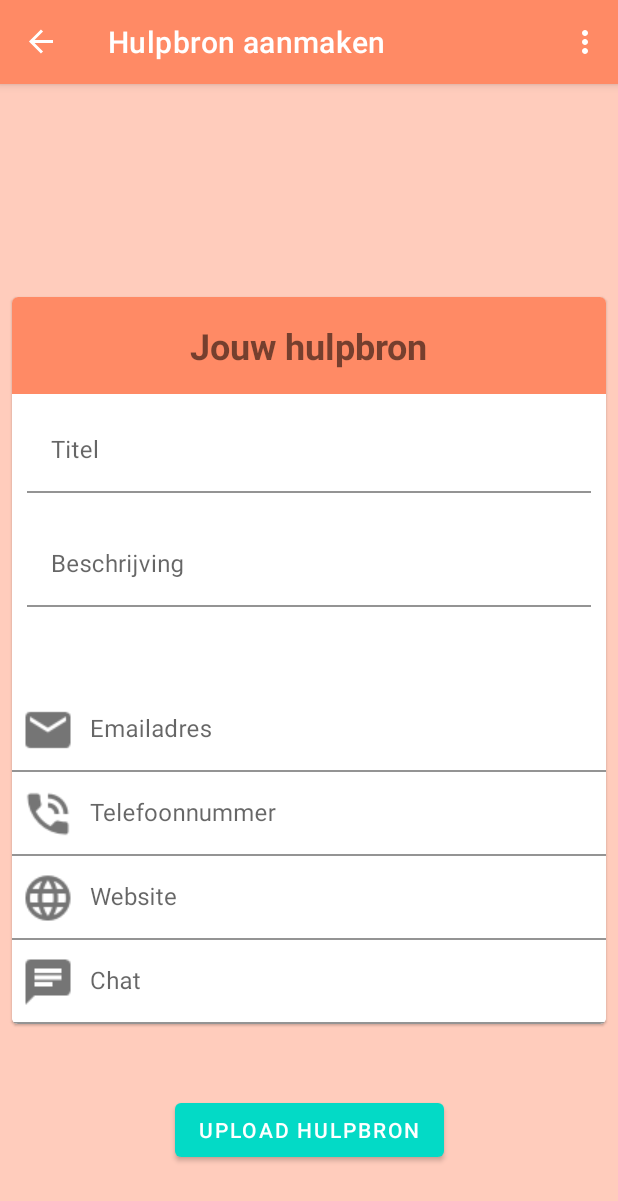
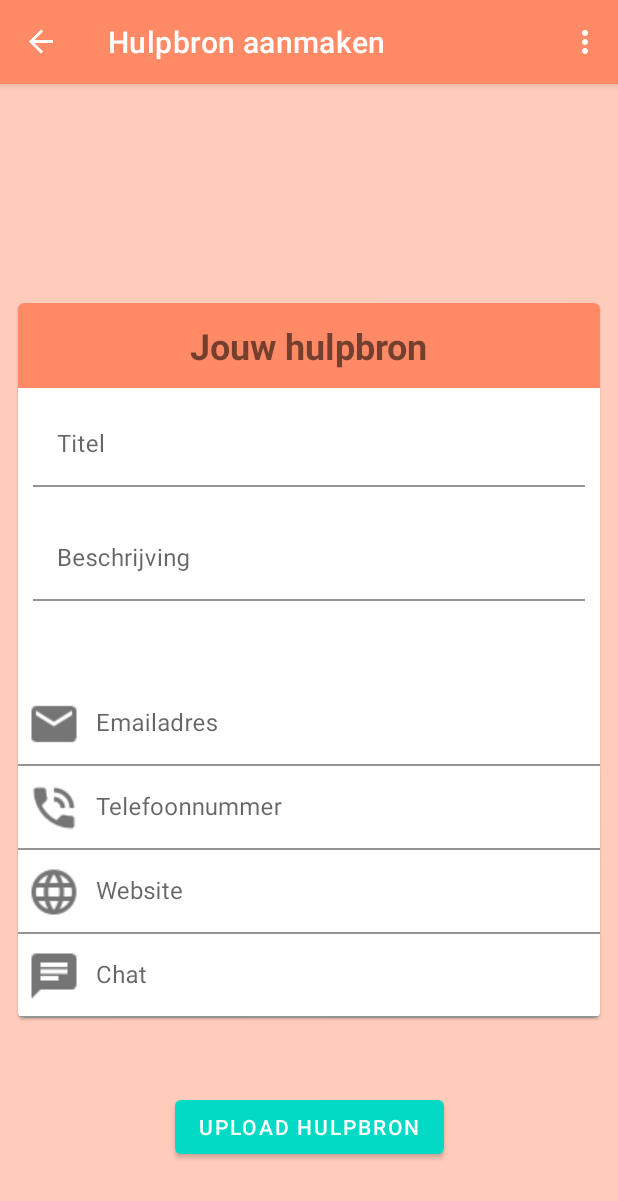
Before and after one commit to HoGent-Projecten3/projecten3-2021-android-f3, an Android app: the HulpbronFragment screen opened through its navigation route, on a phone screen of 412 x 824 dp. Shown: the top 1201 px of the screen. Run offline under Robolectric (Android 15) with nearby library versions, the phone set to English and light mode, and no system bars; our stand-ins replace Dagger/Hilt's generated code, data binding, navigation-ui; libraries missing offline, so code that uses them is left out: androidx.hilt.lifecycle.

Commit message:
Layout fixes

```diff
--- a/app/src/main/java/com/example/faith/api/ApiService.kt
+++ b/app/src/main/java/com/example/faith/api/ApiService.kt
@@ -107,11 +107,10 @@ interface ApiService {
     ) : Call<ApiHulpbronSearchResponse>
 
     @DELETE("Infobalie")
-    fun deleteHulpbron(@Query("id") id: Int): Call<Message>
+    fun deleteHulpbron(@Query("hulpbronId") id: Int): Call<Message>
 
     @POST("Infobalie")
     fun postHulpbron(@Body hulpbron: HulpbronDTO): Call<Message>
-
 
     @GET("Client/GetDoelen")
     fun getDoelen(): Call<List<DoelDTO>>
--- a/app/src/main/java/com/example/faith/data/HulpbronRepository.kt
+++ b/app/src/main/java/com/example/faith/data/HulpbronRepository.kt
@@ -1,6 +1,7 @@
 package com.example.faith.data
 
 import android.os.Message
+import android.util.Log
 import androidx.lifecycle.LiveData
 import androidx.lifecycle.Transformations.map
 import androidx.paging.Pager
@@ -43,7 +44,8 @@ class HulpbronRepository @Inject constructor(private val hulpbronDao: HulpbronDa
     }
 
     fun deleteHulpbron(hulpbronId : Int) : Call<Message> {
-        return service.deleteHulpbron(hulpbronId);
+        return service.deleteHulpbron(hulpbronId)
+
     }
 
 
--- a/app/src/main/res/layout/fragment_hulpbron.xml
+++ b/app/src/main/res/layout/fragment_hulpbron.xml
@@ -15,7 +15,7 @@
             android:layout_height="match_parent">
 
             <com.google.android.material.button.MaterialButton
-                android:text="Upload hulpbron"
+                android:text="@string/upload_hulpbron"
                 android:layout_width="wrap_content"
                 android:layout_height="wrap_content"
                 android:id="@+id/btnSaveHulpbron"
@@ -29,7 +29,7 @@
                 android:id="@+id/card"
                 android:layout_width="match_parent"
                 android:layout_height="wrap_content"
-                android:layout_margin="8dp"
+                android:layout_margin="@dimen/margin_normal"
                 app:layout_constraintBottom_toBottomOf="parent"
                 app:layout_constraintStart_toStartOf="parent"
                 app:layout_constraintEnd_toEndOf="parent"
@@ -44,24 +44,24 @@
                         android:layout_width="match_parent"
                         android:layout_height="wrap_content"
                         android:orientation="vertical"
-                        android:padding="16dp"
+                        android:padding="@dimen/margin_normal"
                         android:gravity="center_horizontal"
                         android:background="@color/colorPrimaryDark">
 
 
                         <TextView
-                            android:text="Jouw hulpbron"
+                            android:text="@string/jouw_hulpbron"
                             android:layout_width="wrap_content"
                             android:layout_height="wrap_content"
                             android:id="@+id/textView"
-                            android:textSize="24sp"
+                            android:textSize="@dimen/regularTextSize"
                             android:textStyle="bold" />
                     </LinearLayout>
 
                     <com.google.android.material.textfield.TextInputLayout
                         android:layout_width="match_parent"
                         android:layout_height="wrap_content"
-                        android:hint="Titel"
+                        android:hint="@string/titelHint"
                         android:layout_margin="10dp"
                         app:layout_constraintBottom_toBottomOf="parent"
                         app:layout_constraintTop_toBottomOf="@+id/textView"
@@ -79,7 +79,7 @@
                     <com.google.android.material.textfield.TextInputLayout
                         android:layout_width="match_parent"
                         android:layout_height="100dp"
-                        android:hint="Beschrijving"
+                        android:hint="@string/beschrijvingHint"
                         android:layout_margin="10dp"
                         app:layout_constraintTop_toBottomOf="@+id/textInputTitel"
                         app:layout_constraintBottom_toBottomOf="parent"
@@ -98,7 +98,7 @@
                     <com.google.android.material.textfield.TextInputLayout
                         android:layout_width="match_parent"
                         android:layout_height="wrap_content"
-                        android:hint="Emailadres"
+                        android:hint="@string/emailadresHint"
                         app:startIconDrawable="@drawable/email_icon"
                         app:startIconContentDescription="email_icon">
 
@@ -114,7 +114,7 @@
                     <com.google.android.material.textfield.TextInputLayout
                         android:layout_width="match_parent"
                         android:layout_height="wrap_content"
-                        android:hint="Telefoonnummer"
+                        android:hint="@string/telefoonnummerHint"
                         app:startIconDrawable="@drawable/phone_icon"
                         app:startIconContentDescription="telefoon_icon">
                         <com.google.android.material.textfield.TextInputEditText
@@ -128,7 +128,7 @@
                     <com.google.android.material.textfield.TextInputLayout
                         android:layout_width="match_parent"
                         android:layout_height="wrap_content"
-                        android:hint="Website"
+                        android:hint="@string/websiteHint"
                         app:startIconDrawable="@drawable/website_icon"
                         app:startIconContentDescription="website_icon">
                         <com.google.android.material.textfield.TextInputEditText
@@ -142,7 +142,7 @@
                     <com.google.android.material.textfield.TextInputLayout
                         android:layout_width="match_parent"
                         android:layout_height="wrap_content"
-                        android:hint="Chat"
+                        android:hint="@string/chatHint"
                         app:startIconDrawable="@drawable/chat_icon"
                         app:startIconContentDescription="chat_icon">
                         <com.google.android.material.textfield.TextInputEditText
--- a/app/src/main/res/layout/list_item_hulpbron.xml
+++ b/app/src/main/res/layout/list_item_hulpbron.xml
@@ -33,7 +33,7 @@
         android:layout_height="wrap_content"
         android:layout_marginStart="6dp"
         android:layout_marginEnd="6dp"
-        android:layout_marginBottom="10dp"
+        android:layout_marginTop="10dp"
         android:onClick="@{clickListener}"
         app:cardElevation="10dp"
         app:cardBackgroundColor="@{hulpbron.auteurType.equals(`Client`) ? @color/hotel_lucht_blauw : @color/white}"
@@ -122,7 +122,7 @@
                     android:visibility="gone"
                     android:layout_width="wrap_content"
                     android:layout_height="wrap_content"
-                    android:text="Verwijder"
+                    android:text="@string/btVerwijderHulpbron"
                     app:icon="@drawable/ic_delete"
                     app:iconSize="24dp"
                     style="?attr/borderlessButtonStyle"
--- a/app/src/main/res/values/dimens.xml
+++ b/app/src/main/res/values/dimens.xml
@@ -2,6 +2,8 @@
 <resources>
     <dimen name="marginBetweenButtons">10dp</dimen>
     <dimen name="txtTitleSize">40dp</dimen>
+    <dimen name="titleTextSize">40sp</dimen>
+    <dimen name="regularTextSize">24sp</dimen>
     <dimen name="spaceforviews">450dp</dimen>
     <dimen name="gallery_header_margin">72dp</dimen>
     <dimen name="card_side_margin">12dp</dimen>
--- a/app/src/main/res/values/strings.xml
+++ b/app/src/main/res/values/strings.xml
@@ -49,4 +49,18 @@
 
     <string name="delete_button_text">verwijder</string>
     <string name="login_fragment_name">Login</string>
+    <string name="btVerwijderHulpbron">Verwijder hulpbron</string>
+    <string name="websiteImage">Website</string>
+    <string name="mailImage">Mail</string>
+    <string name="chatImage">Chat</string>
+    <string name="telefoonImage">Bel</string>
+    <string name="upload_hulpbron">Upload hulpbron</string>
+    <string name="jouw_hulpbron">Jouw hulpbron</string>
+    <string name="titelHint">Titel</string>
+    <string name="beschrijvingHint">Beschrijving</string>
+    <string name="emailadresHint">Emailadres</string>
+    <string name="telefoonnummerHint">Telefoonnummer</string>
+    <string name="websiteHint">Website</string>
+    <string name="chatHint">Chat</string>
+    <string name="hulpbron_toevoegen">Hulpbron toevoegen</string>
 </resources>
```
Also changed, not shown: app/src/main/java/com/example/faith/HulpbronFragment.kt (+11 -4 lines), app/src/main/java/com/example/faith/HulpbronListFragment.kt (+34 -44 lines), app/src/main/java/com/example/faith/adapters/HulpbronAdapter.kt (+24 -12 lines), app/src/main/res/layout/fragment_hulpbron_detail.xml (+16 -16 lines), app/src/main/res/layout/fragment_hulpbron_list.xml (+7 -18 lines), app/src/main/res/layout/fragment_infobalie.xml (+3 -7 lines), app/src/main/res/menu/search_menu.xml (added, +11 -0 lines), app/src/main/java/com/example/faith/viewmodels/InfobalieViewModel.kt (deleted).
